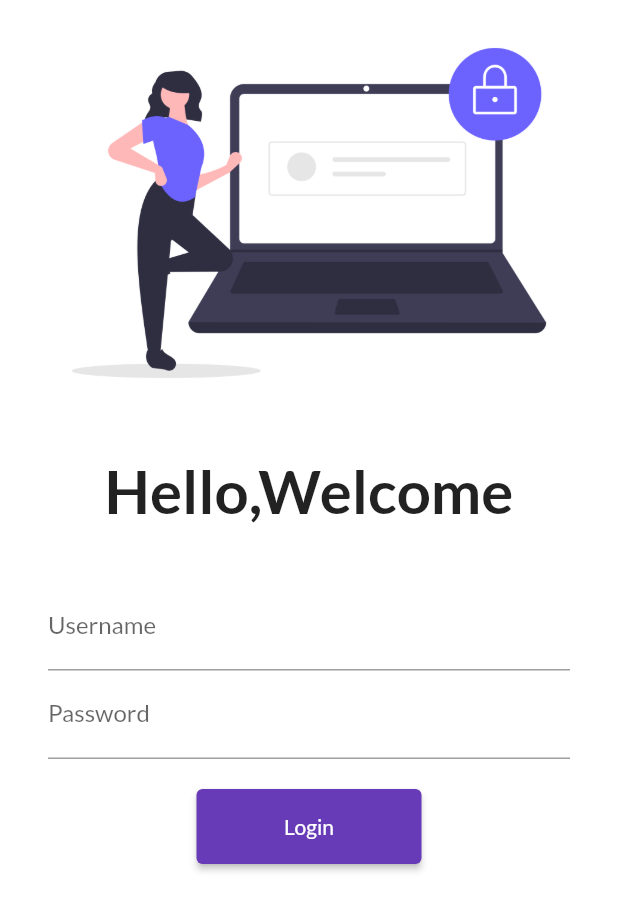
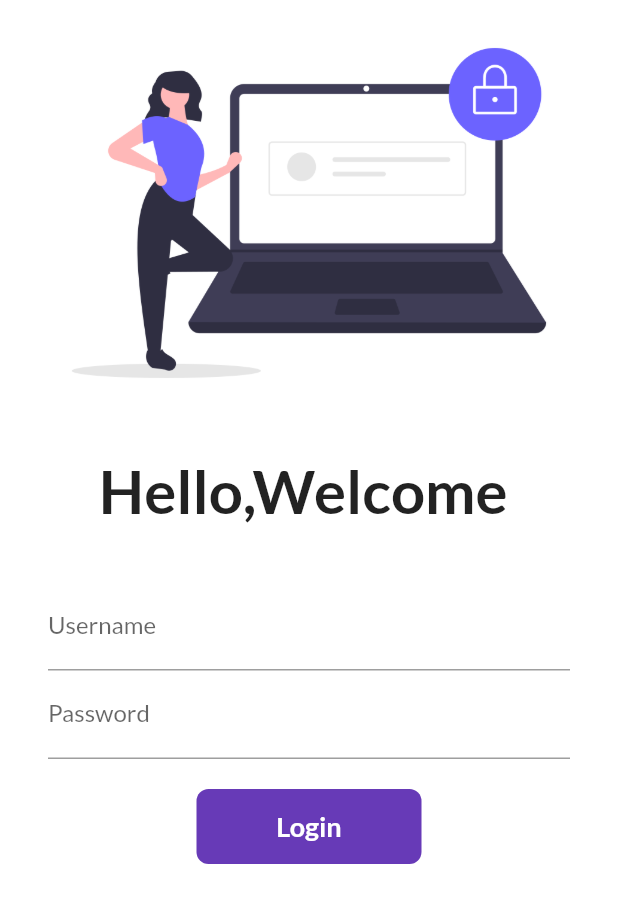
Before and after one commit to Kshiti-24/Flutter-Learning, a Flutter app: the screen it shows after launch, on a phone screen of 412 x 824 dp. Shown: the top 911 px of the screen. Run offline on Flutter 3.47's test engine with Material 2 defaults, Android fonts, the phone set to English and light mode, and no system bars; our stand-ins replace google_fonts.

Commit message:
learned animation of login button

```diff
--- a/lib/pages/login_page.dart
+++ b/lib/pages/login_page.dart
@@ -1,8 +1,17 @@
 import 'package:first/utils/routes.dart';
 import 'package:flutter/cupertino.dart';
 import 'package:flutter/material.dart';
-class LoginPage extends StatelessWidget {
+class LoginPage extends StatefulWidget {
   const LoginPage({Key? key}) : super(key: key);
+
+  @override
+  State<LoginPage> createState() => _LoginPageState();
+}
+
+class _LoginPageState extends State<LoginPage> {
+
+  String name="";
+  bool changeButton=false;
 
   @override
   Widget build(BuildContext context) {
@@ -26,7 +35,7 @@ class LoginPage extends StatelessWidget {
               height: 20.0,
             ),
             Text(
-              "Hello,Welcome",
+              "Hello,Welcome $name",
                 style: TextStyle(
                   fontSize: 40,
                   fontWeight: FontWeight.bold,
@@ -44,6 +53,10 @@ class LoginPage extends StatelessWidget {
                       hintText: "Enter username",
                       labelText: "Username",
                     ),
+                    onChanged: (value){
+                      name=value;
+                      setState(() {});
+                    },
                   ),
                   TextFormField(
                     obscureText: true,
@@ -55,12 +68,45 @@ class LoginPage extends StatelessWidget {
                   SizedBox(
                     height: 20.0,
                   ),
-                  ElevatedButton(
-                      child: Text("Login"),
-                    style: TextButton.styleFrom(minimumSize: Size(150, 50)  ),
-                    onPressed: () {
+                  // ElevatedButton(
+                  //     child: Text("Login"),
+                  //   style: TextButton.styleFrom(minimumSize: Size(150, 50)  ),
+                  //   onPressed: () {
+                  //    Navigator.pushNamed(context, MyRoutes.homeRoute);
+                  //   },
+                  // )
+                  InkWell(
+                    onTap:() async {
+                     setState(() {
+                       changeButton=true;
+                     });
+                     await Future.delayed(Duration(seconds: 1));
                      Navigator.pushNamed(context, MyRoutes.homeRoute);
-                    },
+                    } ,
+                    child: AnimatedContainer(
+                      duration: Duration(seconds: 1),
+                      width: changeButton ? 50 : 150,
+                      height: 50,
+                      alignment: Alignment.center,
+                      child: changeButton
+                      ? Icon(
+                        Icons.done,
+                        color: Colors.white,
+                      )
+                      : Text(
+                        "Login",
+                        style: TextStyle(
+                          color: Colors.white,
+                          fontWeight: FontWeight.bold,
+                          fontSize: 18,
+                        ),
+                      ),
+                      decoration: BoxDecoration(
+                        color: Colors.deepPurple,
+
+                        borderRadius: BorderRadius.circular(changeButton ? 50 : 8),
+                      ),
+                    ),
                   )
                 ],
               ),
```
